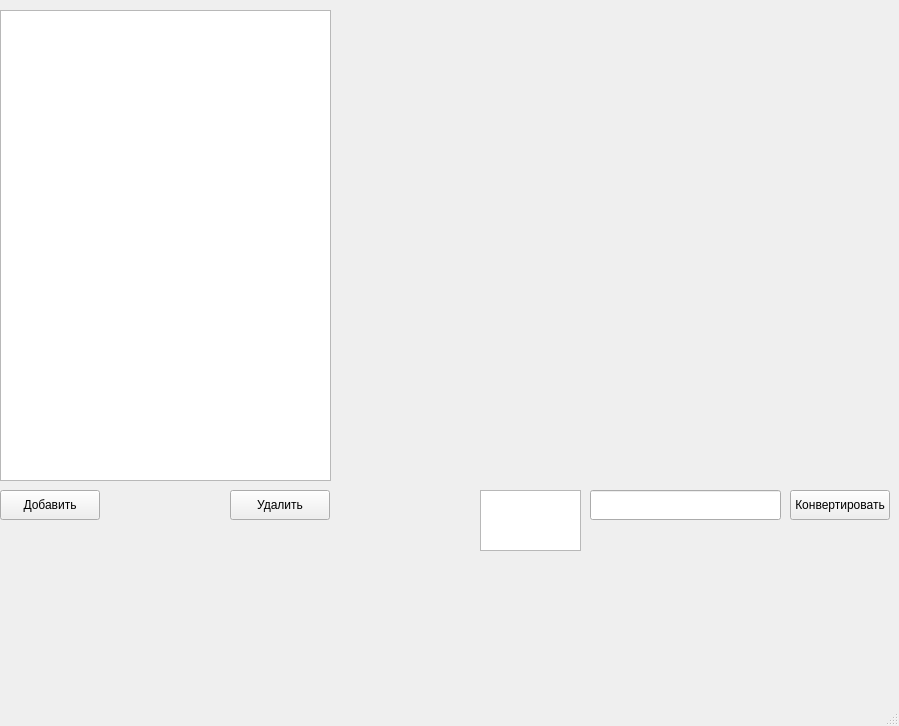
Before: the Qt Designer form window.ui in dddushesss/LabUI, drawn with Qt 5.
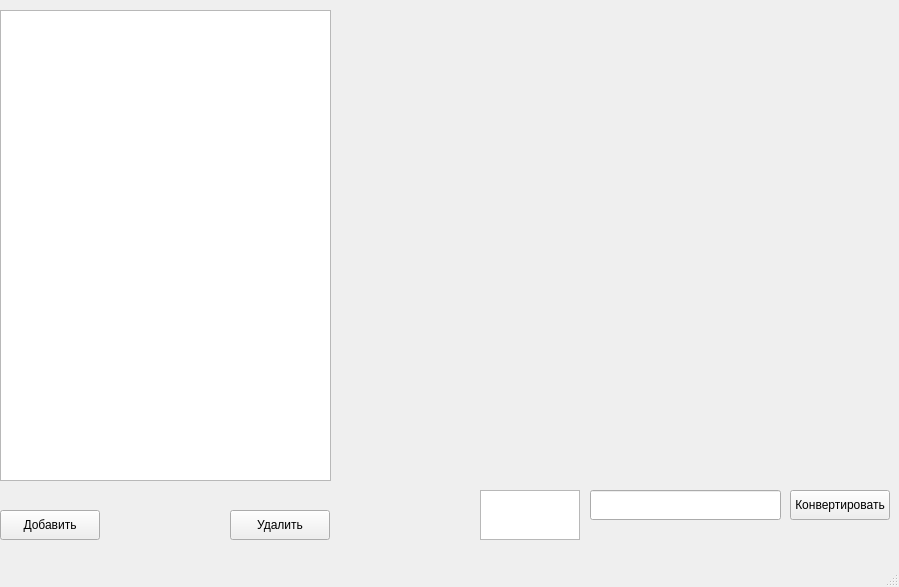
After: the same form once the commit is applied. Icons and pictures are not drawn.

```diff
--- a/window.ui
+++ b/window.ui
@@ -7,7 +7,7 @@
     <x>0</x>
     <y>0</y>
     <width>899</width>
-    <height>726</height>
+    <height>587</height>
    </rect>
   </property>
   <property name="windowTitle">
@@ -25,7 +25,7 @@
     <property name="geometry">
      <rect>
       <x>0</x>
-      <y>490</y>
+      <y>510</y>
       <width>100</width>
       <height>30</height>
      </rect>
@@ -62,8 +62,8 @@
      <rect>
       <x>480</x>
       <y>490</y>
-      <width>101</width>
-      <height>61</height>
+      <width>100</width>
+      <height>50</height>
      </rect>
     </property>
    </widget>
@@ -96,7 +96,7 @@
     <property name="geometry">
      <rect>
       <x>230</x>
-      <y>490</y>
+      <y>510</y>
       <width>100</width>
       <height>30</height>
      </rect>
```
